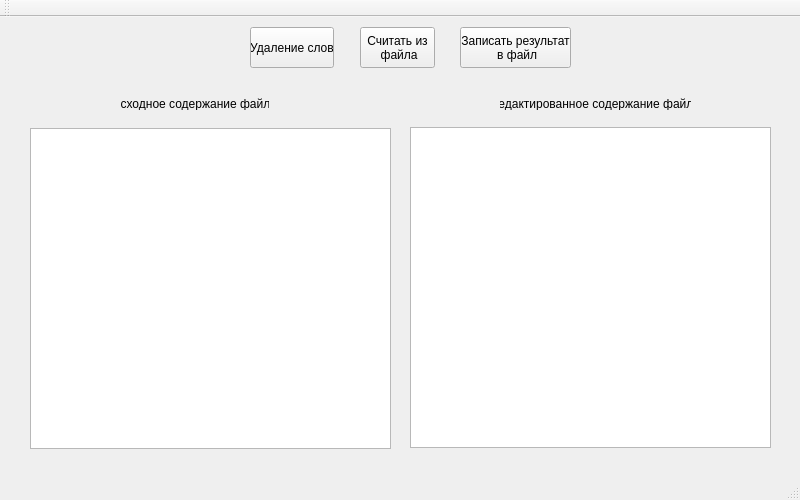
First picture: the form in mainwindow.ui, repository ytwog/ReadFile, before the edit.
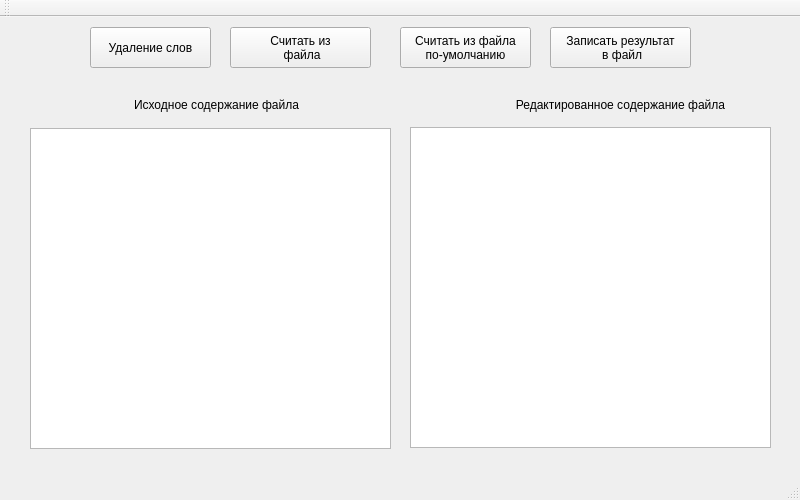
Second picture: the form after the edit.

The edit to the form file:
```diff
--- a/mainwindow.ui
+++ b/mainwindow.ui
@@ -17,9 +17,9 @@
    <widget class="QPushButton" name="ifstream1">
     <property name="geometry">
      <rect>
-      <x>360</x>
+      <x>230</x>
       <y>10</y>
-      <width>75</width>
+      <width>141</width>
       <height>41</height>
      </rect>
     </property>
@@ -31,9 +31,9 @@
    <widget class="QPushButton" name="ofstream">
     <property name="geometry">
      <rect>
-      <x>460</x>
+      <x>550</x>
       <y>10</y>
-      <width>111</width>
+      <width>141</width>
       <height>41</height>
      </rect>
     </property>
@@ -45,9 +45,9 @@
    <widget class="QPushButton" name="deleteWords">
     <property name="geometry">
      <rect>
-      <x>250</x>
+      <x>90</x>
       <y>10</y>
-      <width>84</width>
+      <width>121</width>
       <height>41</height>
      </rect>
     </property>
@@ -58,10 +58,10 @@
    <widget class="QLabel" name="label">
     <property name="geometry">
      <rect>
-      <x>120</x>
+      <x>130</x>
       <y>80</y>
-      <width>149</width>
-      <height>13</height>
+      <width>173</width>
+      <height>16</height>
      </rect>
     </property>
     <property name="text">
@@ -74,10 +74,10 @@
    <widget class="QLabel" name="label_2">
     <property name="geometry">
      <rect>
-      <x>500</x>
+      <x>510</x>
       <y>80</y>
-      <width>191</width>
-      <height>13</height>
+      <width>221</width>
+      <height>16</height>
      </rect>
     </property>
     <property name="text">
@@ -107,6 +107,20 @@
      </rect>
     </property>
    </widget>
+   <widget class="QPushButton" name="ifstream1_2">
+    <property name="geometry">
+     <rect>
+      <x>400</x>
+      <y>10</y>
+      <width>131</width>
+      <height>41</height>
+     </rect>
+    </property>
+    <property name="text">
+     <string>Считать из файла
+по-умолчанию</string>
+    </property>
+   </widget>
   </widget>
   <widget class="QMenuBar" name="menuBar">
    <property name="geometry">
```
Left out of the diff: 2 changed lines with no effect on the pictures.
